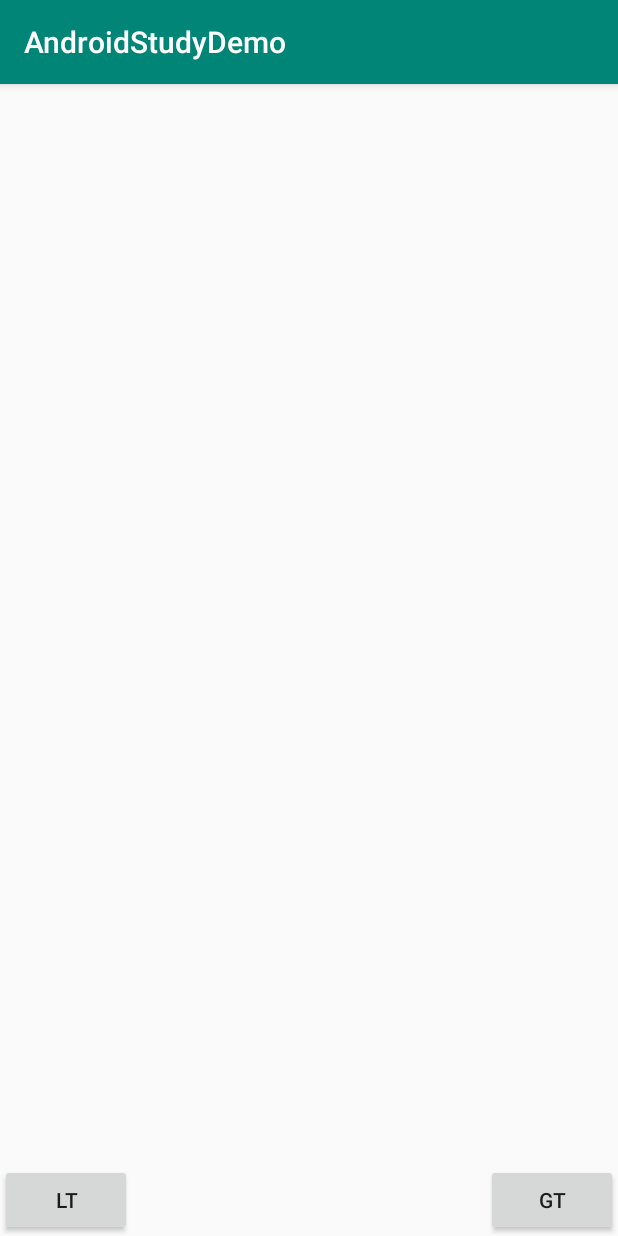
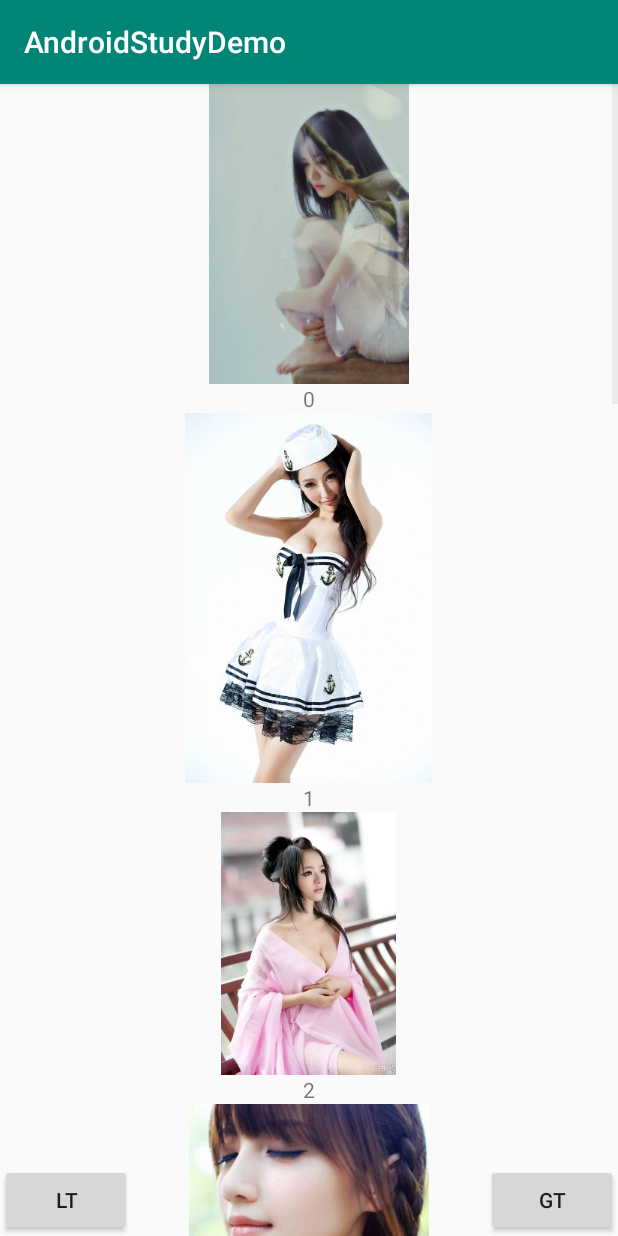
Before and after one commit to LuckyCode1992/android_study_demo, an Android app: the Main4Activity screen opened directly, with no data from a screen before it, on a phone screen of 412 x 824 dp. Run offline under Robolectric (Android 15) with nearby library versions, the phone set to English and light mode, and no system bars.

Commit message:
viewswitcher完成

```diff
--- a/app/src/main/java/com/justcode/hxl/androidstudydemo/viewswitcher/Main4Activity.kt
+++ b/app/src/main/java/com/justcode/hxl/androidstudydemo/viewswitcher/Main4Activity.kt
@@ -6,37 +6,36 @@ import android.os.Bundle
 import android.view.LayoutInflater
 import android.view.View
 import android.view.ViewGroup
-import android.widget.BaseAdapter
-import android.widget.ImageView
-import android.widget.TextView
+import android.widget.*
 import com.justcode.hxl.androidstudydemo.R
+import kotlinx.android.synthetic.main.activity_main4.*
 
 const val NUMBER_PRE_SCREEN = 12
 
 class Main4Activity : AppCompatActivity() {
 
     val items = arrayListOf<DataItem>(
-        DataItem("0",R.drawable.a),
-        DataItem("1",R.drawable.b),
-        DataItem("2",R.drawable.c),
-        DataItem("3",R.drawable.d),
-        DataItem("4",R.drawable.e),
-        DataItem("5",R.drawable.f),
-        DataItem("6",R.drawable.g),
-        DataItem("7",R.drawable.h),
-        DataItem("8",R.drawable.i),
-        DataItem("9",R.drawable.j),
-        DataItem("10",R.drawable.k),
-        DataItem("11",R.drawable.m),
-        DataItem("12",R.drawable.n),
-        DataItem("13",R.drawable.l),
-        DataItem("14",R.drawable.o),
-        DataItem("15",R.drawable.p),
-        DataItem("16",R.drawable.b),
-        DataItem("17",R.drawable.a),
-        DataItem("18",R.drawable.q),
-        DataItem("19",R.drawable.q),
-        DataItem("20",R.drawable.q)
+        DataItem("0", R.drawable.a),
+        DataItem("1", R.drawable.b),
+        DataItem("2", R.drawable.c),
+        DataItem("3", R.drawable.d),
+        DataItem("4", R.drawable.e),
+        DataItem("5", R.drawable.f),
+        DataItem("6", R.drawable.g),
+        DataItem("7", R.drawable.h),
+        DataItem("8", R.drawable.i),
+        DataItem("9", R.drawable.j),
+        DataItem("10", R.drawable.k),
+        DataItem("11", R.drawable.m),
+        DataItem("12", R.drawable.n),
+        DataItem("13", R.drawable.l),
+        DataItem("14", R.drawable.o),
+        DataItem("15", R.drawable.p),
+        DataItem("16", R.drawable.b),
+        DataItem("17", R.drawable.a),
+        DataItem("18", R.drawable.q),
+        DataItem("19", R.drawable.q),
+        DataItem("20", R.drawable.q)
 
 
     )
@@ -83,7 +82,45 @@ class Main4Activity : AppCompatActivity() {
         super.onCreate(savedInstanceState)
         setContentView(R.layout.activity_main4)
 
+        btn_pre.setOnClickListener {
+            pre(it)
+        }
+        btn_next.setOnClickListener {
+            next(it)
+        }
 
+        screenCount = if (items.size % NUMBER_PRE_SCREEN == 0) {
+            items.size / NUMBER_PRE_SCREEN
+        } else {
+            items.size / NUMBER_PRE_SCREEN + 1
+        }
+        viewswitcher.setFactory(ViewSwitcher.ViewFactory {
+            LayoutInflater.from(this).inflate(R.layout.slidelistview, null)
+        })
+        next(null)
+
+
+    }
+
+    private fun next(view: View?) {
+        if (screenNo < screenCount - 1) {
+            screenNo++
+            viewswitcher.setInAnimation(this, R.anim.slide_in_right)
+            viewswitcher.setOutAnimation(this, R.anim.slide_out_left)
+
+            (viewswitcher.nextView as GridView).adapter = adapter
+            viewswitcher.showNext()
+
+        }
+    }
+    fun pre(view: View?){
+        if (screenNo>0){
+            screenNo--
+            viewswitcher.setInAnimation(this, R.anim.slide_in_left)
+            viewswitcher.setOutAnimation(this, R.anim.slide_out_right)
+            (viewswitcher.nextView as GridView).adapter = adapter
+            viewswitcher.showPrevious()
+        }
     }
 }
 
--- /dev/null
+++ b/app/src/main/res/anim/slide_in_left.xml
@@ -0,0 +1,7 @@
+<?xml version="1.0" encoding="utf-8"?>
+<set xmlns:android="http://schemas.android.com/apk/res/android">
+    <translate
+            android:duration="500"
+            android:fromXDelta="0"
+            android:toXDelta="100%p"/>
+</set>
--- /dev/null
+++ b/app/src/main/res/anim/slide_in_right.xml
@@ -0,0 +1,7 @@
+<?xml version="1.0" encoding="utf-8"?>
+<set xmlns:android="http://schemas.android.com/apk/res/android">
+    <translate
+            android:duration="500"
+            android:fromXDelta="100%p"
+            android:toXDelta="0"/>
+</set>
--- /dev/null
+++ b/app/src/main/res/anim/slide_out_left.xml
@@ -0,0 +1,7 @@
+<?xml version="1.0" encoding="utf-8"?>
+<set xmlns:android="http://schemas.android.com/apk/res/android">
+    <translate
+            android:duration="500"
+            android:fromXDelta="0"
+            android:toXDelta="-100%p"/>
+</set>
--- /dev/null
+++ b/app/src/main/res/anim/slide_out_right.xml
@@ -0,0 +1,7 @@
+<?xml version="1.0" encoding="utf-8"?>
+<set xmlns:android="http://schemas.android.com/apk/res/android">
+    <translate
+            android:duration="500"
+            android:fromXDelta="-100%p"
+            android:toXDelta="0"/>
+</set>
--- /dev/null
+++ b/app/src/main/res/layout/slidelistview.xml
@@ -0,0 +1,6 @@
+<?xml version="1.0" encoding="utf-8"?>
+<GridView xmlns:android="http://schemas.android.com/apk/res/android"
+          android:layout_width="wrap_content"
+          android:layout_height="wrap_content">
+
+</GridView>
```
